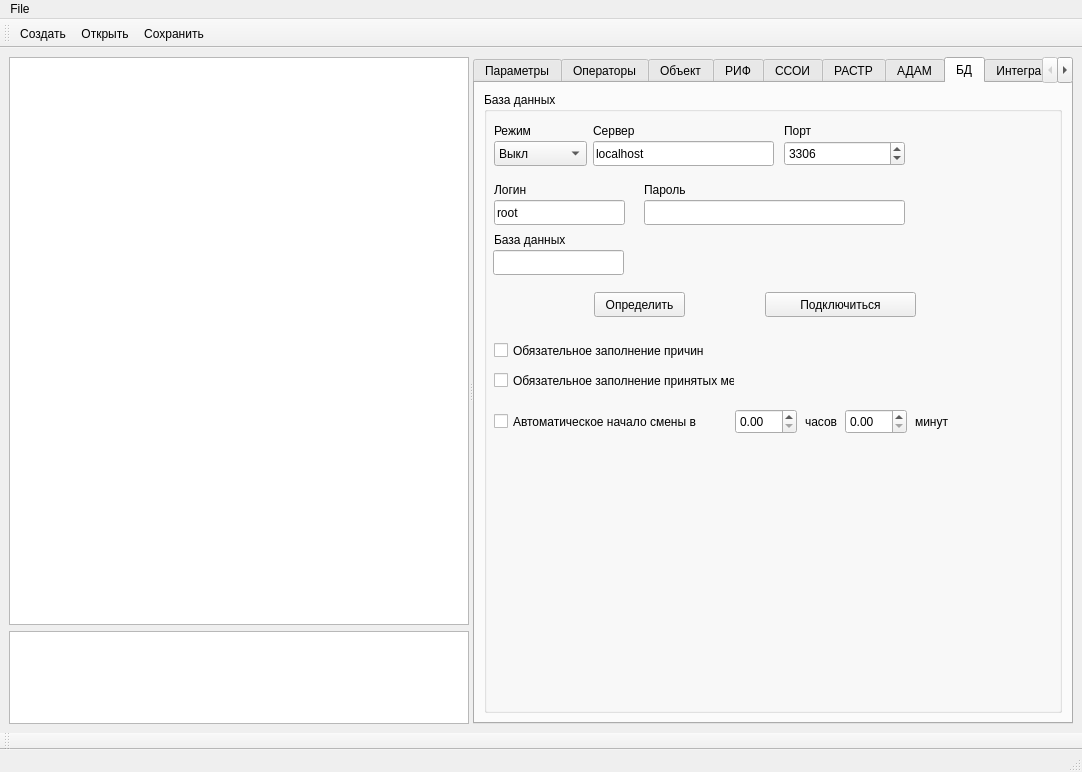
The window that m_cfg/MainWindowCFG.ui (xXRadioHeadXx/start7) describes before a commit, drawn with Qt 5.
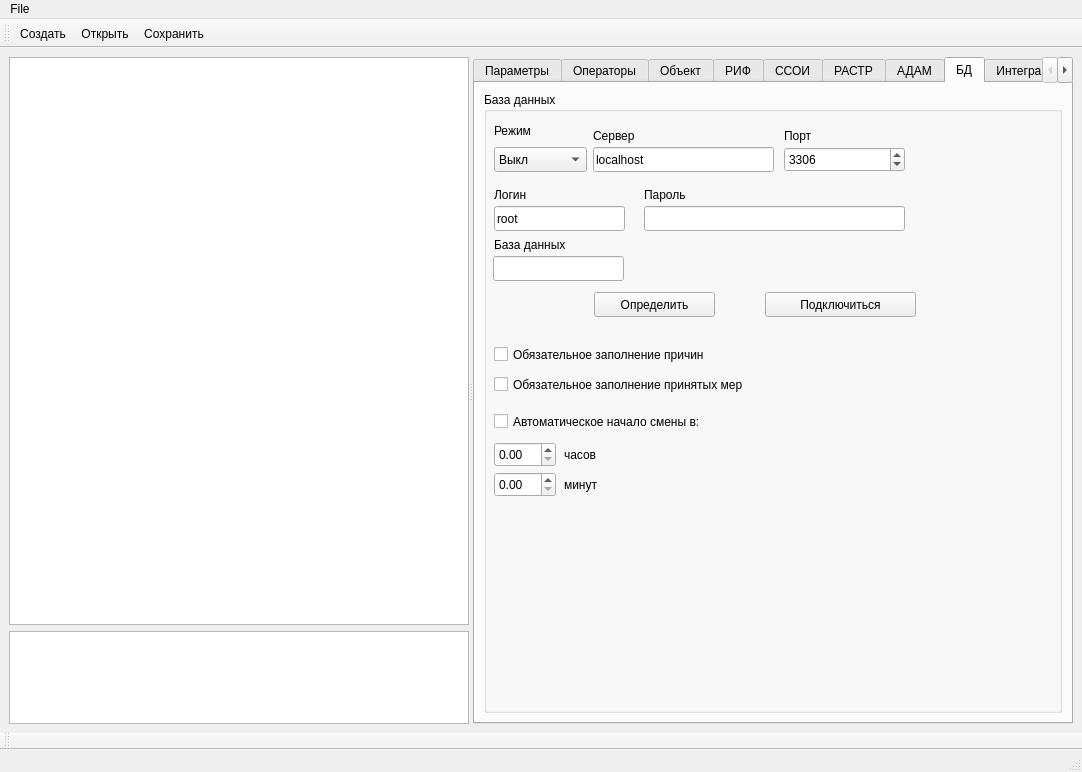
The same window after the commit. The open tabs and pages were chosen to show the change. Icons and pictures are not drawn. Custom widgets are drawn as their Qt base class.

```diff
--- a/m_cfg/MainWindowCFG.ui
+++ b/m_cfg/MainWindowCFG.ui
@@ -3201,7 +3201,7 @@
             <property name="geometry">
              <rect>
               <x>10</x>
-              <y>49</y>
+              <y>55</y>
               <width>93</width>
               <height>25</height>
              </rect>
@@ -3239,7 +3239,7 @@
             <property name="geometry">
              <rect>
               <x>109</x>
-              <y>49</y>
+              <y>55</y>
               <width>181</width>
               <height>25</height>
              </rect>
@@ -3254,7 +3254,7 @@
               <x>109</x>
               <y>31</y>
               <width>181</width>
-              <height>16</height>
+              <height>25</height>
              </rect>
             </property>
             <property name="text">
@@ -3265,7 +3265,7 @@
             <property name="geometry">
              <rect>
               <x>300</x>
-              <y>49</y>
+              <y>55</y>
               <width>121</width>
               <height>25</height>
              </rect>
@@ -3286,7 +3286,7 @@
               <x>300</x>
               <y>31</y>
               <width>121</width>
-              <height>16</height>
+              <height>25</height>
              </rect>
             </property>
             <property name="text">
@@ -3297,7 +3297,7 @@
             <property name="geometry">
              <rect>
               <x>10</x>
-              <y>108</y>
+              <y>114</y>
               <width>131</width>
               <height>25</height>
              </rect>
@@ -3312,7 +3312,7 @@
               <x>10</x>
               <y>90</y>
               <width>131</width>
-              <height>16</height>
+              <height>25</height>
              </rect>
             </property>
             <property name="text">
@@ -3323,7 +3323,7 @@
             <property name="geometry">
              <rect>
               <x>160</x>
-              <y>108</y>
+              <y>114</y>
               <width>261</width>
               <height>25</height>
              </rect>
@@ -3335,7 +3335,7 @@
               <x>160</x>
               <y>90</y>
               <width>261</width>
-              <height>16</height>
+              <height>25</height>
              </rect>
             </property>
             <property name="text">
@@ -3346,7 +3346,7 @@
             <property name="geometry">
              <rect>
               <x>9</x>
-              <y>158</y>
+              <y>164</y>
               <width>131</width>
               <height>25</height>
              </rect>
@@ -3358,7 +3358,7 @@
               <x>10</x>
               <y>140</y>
               <width>131</width>
-              <height>16</height>
+              <height>25</height>
              </rect>
             </property>
             <property name="text">
@@ -3370,7 +3370,7 @@
              <rect>
               <x>110</x>
               <y>200</y>
-              <width>91</width>
+              <width>121</width>
               <height>25</height>
              </rect>
             </property>
@@ -3396,8 +3396,8 @@
              <rect>
               <x>10</x>
               <y>250</y>
-              <width>261</width>
-              <height>17</height>
+              <width>491</width>
+              <height>25</height>
              </rect>
             </property>
             <property name="text">
@@ -3409,8 +3409,8 @@
              <rect>
               <x>10</x>
               <y>280</y>
-              <width>241</width>
-              <height>17</height>
+              <width>501</width>
+              <height>25</height>
              </rect>
             </property>
             <property name="text">
@@ -3422,19 +3422,19 @@
              <rect>
               <x>10</x>
               <y>317</y>
-              <width>241</width>
+              <width>471</width>
               <height>25</height>
              </rect>
             </property>
             <property name="text">
-             <string>Автоматическое начало смены в</string>
+             <string>Автоматическое начало смены в:</string>
             </property>
            </widget>
            <widget class="QDoubleSpinBox" name="SQL_AutoDbStartHour_doubleSpinBox">
             <property name="geometry">
              <rect>
-              <x>251</x>
-              <y>317</y>
+              <x>10</x>
+              <y>350</y>
               <width>62</width>
               <height>25</height>
              </rect>
@@ -3443,8 +3443,8 @@
            <widget class="QDoubleSpinBox" name="SQL_AutoDbStartMinute_doubleSpinBox">
             <property name="geometry">
              <rect>
-              <x>361</x>
-              <y>317</y>
+              <x>10</x>
+              <y>380</y>
               <width>62</width>
               <height>25</height>
              </rect>
@@ -3453,9 +3453,9 @@
            <widget class="QLabel" name="label_32">
             <property name="geometry">
              <rect>
-              <x>321</x>
-              <y>317</y>
-              <width>41</width>
+              <x>80</x>
+              <y>350</y>
+              <width>201</width>
               <height>25</height>
              </rect>
             </property>
@@ -3466,9 +3466,9 @@
            <widget class="QLabel" name="label_33">
             <property name="geometry">
              <rect>
-              <x>431</x>
-              <y>317</y>
-              <width>41</width>
+              <x>80</x>
+              <y>380</y>
+              <width>181</width>
               <height>25</height>
              </rect>
             </property>
```
Left out of the diff: 36 changed lines with no effect on the pictures.
